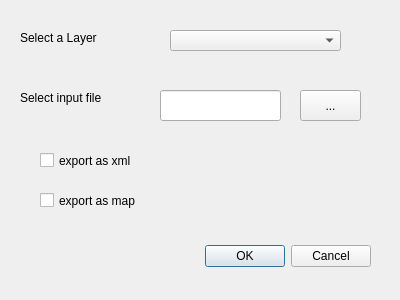
Ebiroll/QgisMapExporter, file Qgis3Test_dialog_base.ui: the form before one commit.
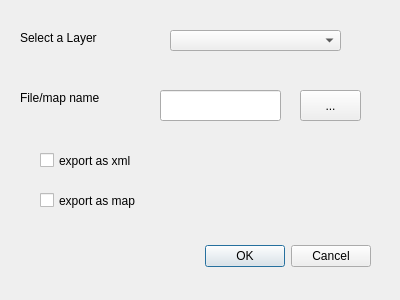
The form after the commit.

What changed in the file:
```diff
--- a/Qgis3Test_dialog_base.ui
+++ b/Qgis3Test_dialog_base.ui
@@ -62,7 +62,7 @@
     </rect>
    </property>
    <property name="text">
-    <string>Select input file</string>
+    <string>File/map name</string>
    </property>
   </widget>
   <widget class="QLineEdit" name="lineEdit">
```
